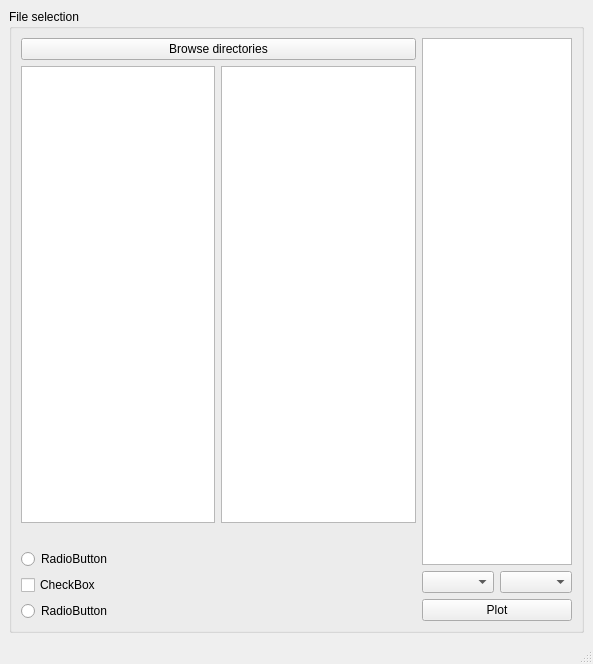
Qt form mainwindow.ui (lcubrilo/Brillo) before a commit.
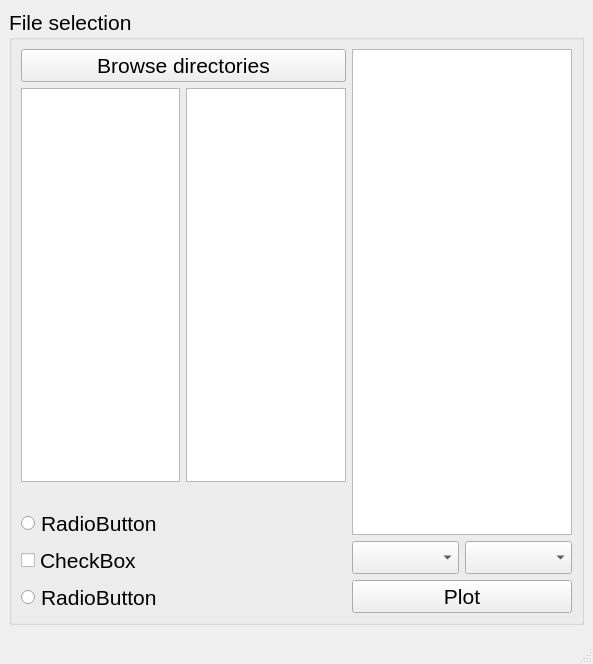
The same form after that commit.

Diff of the .ui file:
```diff
--- a/mainwindow.ui
+++ b/mainwindow.ui
@@ -10,6 +10,11 @@
     <height>664</height>
    </rect>
   </property>
+  <property name="font">
+   <font>
+    <pointsize>16</pointsize>
+   </font>
+  </property>
   <property name="windowTitle">
    <string>MainWindow</string>
   </property>
```
Left out of the diff: 2 changed lines with no effect on the pictures.
